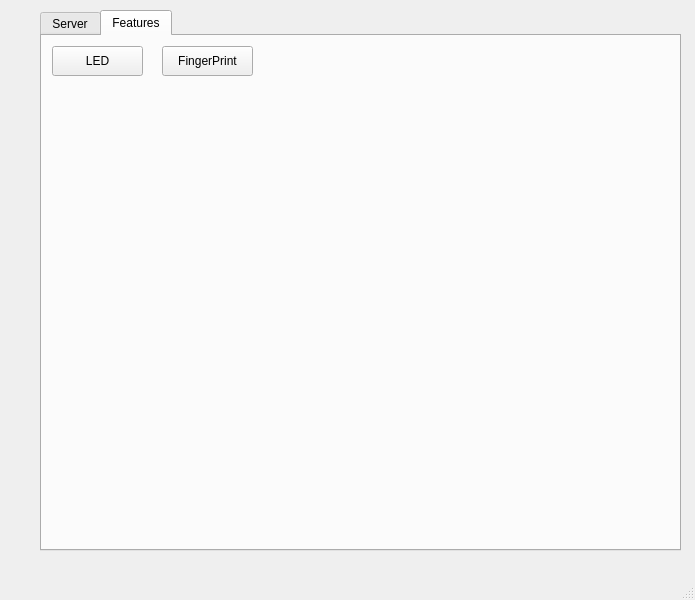
Above: GUI/FOTA_ver1/fota.ui from GP-4M-New-Capital-Intake3-Project2/GUI before the change. Below: the same form after it.
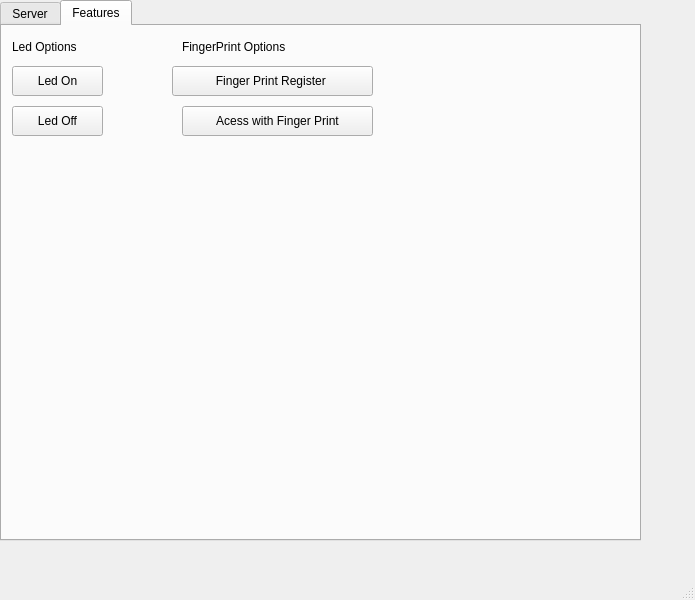
That is the form after the change. The open tabs and pages were chosen to show the change.

```diff
--- a/GUI/FOTA_ver1/fota.ui
+++ b/GUI/FOTA_ver1/fota.ui
@@ -17,8 +17,8 @@
    <widget class="QTabWidget" name="tabWidget">
     <property name="geometry">
      <rect>
-      <x>40</x>
-      <y>10</y>
+      <x>0</x>
+      <y>0</y>
       <width>641</width>
       <height>541</height>
      </rect>
@@ -124,28 +124,86 @@
       <property name="geometry">
        <rect>
         <x>10</x>
-        <y>10</y>
+        <y>40</y>
         <width>91</width>
         <height>30</height>
        </rect>
       </property>
       <property name="text">
-       <string>LED</string>
+       <string>Led On</string>
       </property>
      </widget>
      <widget class="QPushButton" name="FingerPrint_Button">
       <property name="geometry">
        <rect>
-        <x>120</x>
+        <x>170</x>
+        <y>40</y>
+        <width>201</width>
+        <height>30</height>
+       </rect>
+      </property>
+      <property name="text">
+       <string>Finger Print Register </string>
+      </property>
+     </widget>
+     <widget class="QLabel" name="label">
+      <property name="geometry">
+       <rect>
+        <x>10</x>
         <y>10</y>
+        <width>101</width>
+        <height>22</height>
+       </rect>
+      </property>
+      <property name="text">
+       <string>Led Options</string>
+      </property>
+     </widget>
+     <widget class="QLabel" name="label_2">
+      <property name="geometry">
+       <rect>
+        <x>180</x>
+        <y>10</y>
+        <width>141</width>
+        <height>22</height>
+       </rect>
+      </property>
+      <property name="text">
+       <string>FingerPrint Options</string>
+      </property>
+     </widget>
+     <widget class="QPushButton" name="Led_Off_button">
+      <property name="geometry">
+       <rect>
+        <x>10</x>
+        <y>80</y>
         <width>91</width>
         <height>30</height>
        </rect>
       </property>
       <property name="text">
-       <string>FingerPrint</string>
+       <string>Led Off</string>
       </property>
      </widget>
+     <widget class="QPushButton" name="Access_Finger_button">
+      <property name="geometry">
+       <rect>
+        <x>180</x>
+        <y>80</y>
+        <width>191</width>
+        <height>30</height>
+       </rect>
+      </property>
+      <property name="text">
+       <string>Acess with Finger Print</string>
+      </property>
+     </widget>
+     <zorder>FingerPrint_Button</zorder>
+     <zorder>LED_Button</zorder>
+     <zorder>label</zorder>
+     <zorder>label_2</zorder>
+     <zorder>Led_Off_button</zorder>
+     <zorder>Access_Finger_button</zorder>
     </widget>
    </widget>
   </widget>
```
Left out of the diff: 28 changed lines with no effect on the pictures.
